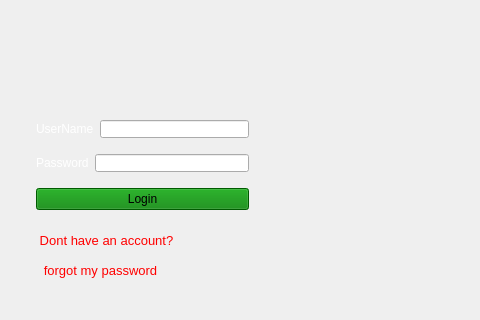
The window that login.ui (ErfanGerami/AP-Project) describes before a commit, drawn with Qt 5; both pictures show x 0 to 480 and y 0 to 320 of the 800 by 600 pixel window.
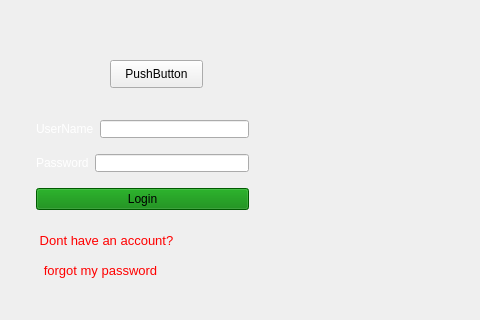
The same window after the commit. Icons and pictures are not drawn.

```diff
--- a/login.ui
+++ b/login.ui
@@ -187,6 +187,19 @@
      <string>forgot my password</string>
     </property>
    </widget>
+   <widget class="QPushButton" name="pushButton_3">
+    <property name="geometry">
+     <rect>
+      <x>110</x>
+      <y>60</y>
+      <width>93</width>
+      <height>28</height>
+     </rect>
+    </property>
+    <property name="text">
+     <string>PushButton</string>
+    </property>
+   </widget>
    <zorder>layoutWidget</zorder>
    <zorder>forgot</zorder>
    <zorder>start</zorder>
```
Left out of the diff: 1 changed line with no effect on the pictures.
